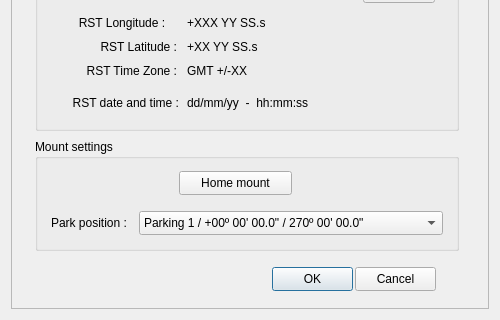
Before: the Qt Designer form RST.ui in rpineau/RST, drawn with Qt 5; both pictures show x 0 to 500 and y 192 to 512 of the 500 by 512 pixel window.
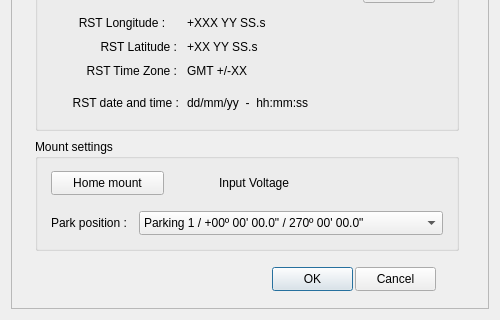
After: the same form once the commit is applied. Icons and pictures are not drawn. Custom widgets are drawn as their Qt base class.

Diff of the .ui file:
```diff
--- a/RST.ui
+++ b/RST.ui
@@ -317,7 +317,7 @@
       <widget class="QPushButton" name="pushButton_3">
        <property name="geometry">
         <rect>
-         <x>144</x>
+         <x>16</x>
          <y>32</y>
          <width>113</width>
          <height>24</height>
@@ -365,6 +365,19 @@
         </property>
        </item>
       </widget>
+      <widget class="QLabel" name="voltage">
+       <property name="geometry">
+        <rect>
+         <x>184</x>
+         <y>32</y>
+         <width>208</width>
+         <height>24</height>
+        </rect>
+       </property>
+       <property name="text">
+        <string>Input Voltage</string>
+       </property>
+      </widget>
      </widget>
     </widget>
    </item>
```
